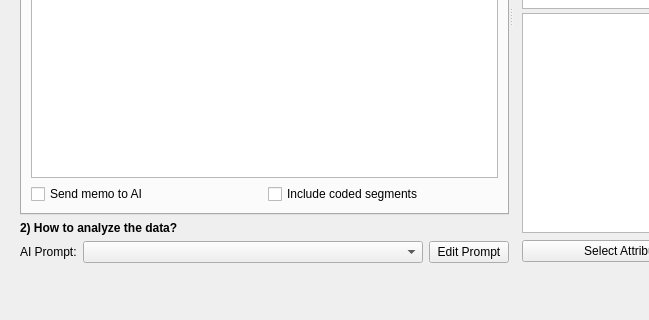
Before: the Qt Designer form GUI_UIs/ui_ai_search.ui in ccbogel/QualCoder, drawn with Qt 5; both pictures show x 0 to 649 and y 260 to 580 of the 978 by 580 pixel window.
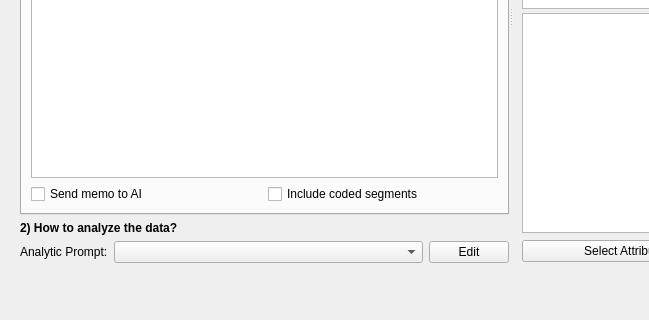
After: the same form once the commit is applied.

Commit message: More consistent naming: analytic prompts

The edit to the form file:
```diff
--- a/GUI_UIs/ui_ai_search.ui
+++ b/GUI_UIs/ui_ai_search.ui
@@ -220,7 +220,7 @@
                 </sizepolicy>
                </property>
                <property name="text">
-                <string>AI Prompt:</string>
+                <string>Analytic Prompt:</string>
                </property>
               </widget>
              </item>
@@ -246,7 +246,7 @@
                 <string>Edit prompt or create your own (advanced option)</string>
                </property>
                <property name="text">
-                <string> Edit Prompt </string>
+                <string> Edit </string>
                </property>
               </widget>
              </item>
```
The commit also changes 3 other files.
